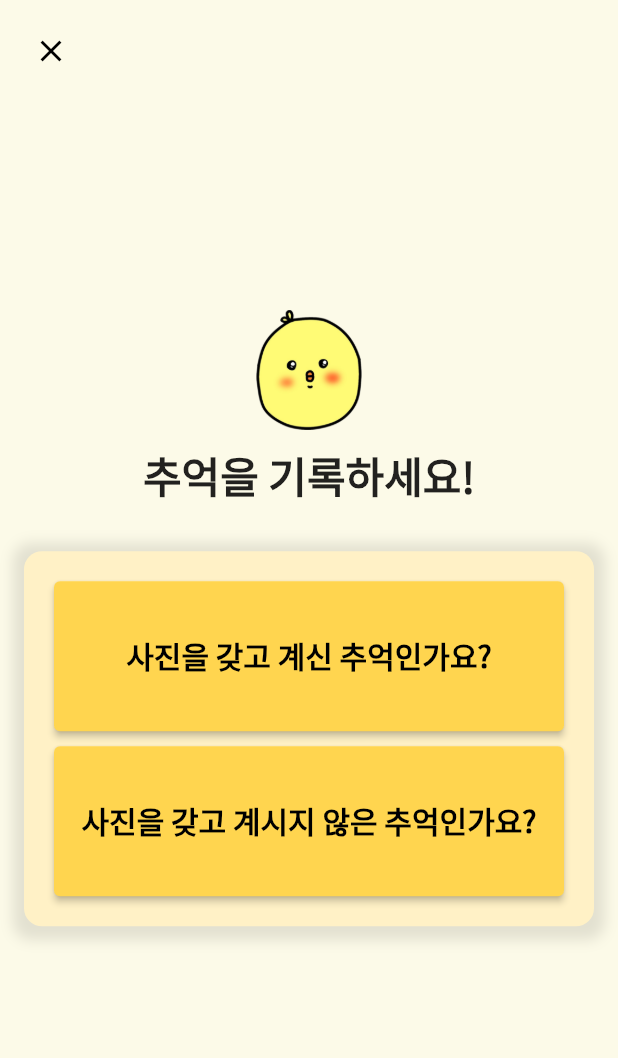
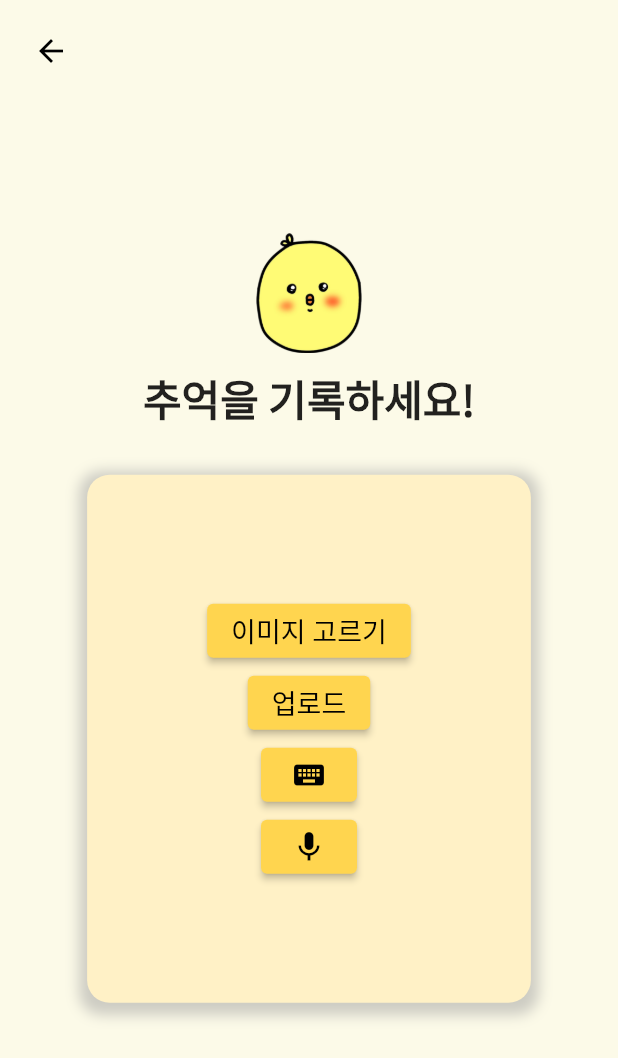
Before and after one commit to 6eom9eun/timeDam, a Flutter app: the WritePage screen opened directly, on a phone screen of 412 x 824 dp. Shown: the top 1058 px of the screen. Run offline on Flutter 3.47's test engine with Material 2 defaults, Android fonts, the light colour scheme and no system bars; our stand-ins replace cloud_firestore, dio, firebase_auth, firebase_core, firebase_storage, flutter_spinkit and 7 more; missing offline and left inert: background_fetch; accounts and stored records are empty; network calls fail; Roboto replaces fonts that are missing (Cafe).

Commit message:
생성된 추억 파이어베이스 업로드

```diff
--- a/lib/screens/CreatingPage.dart
+++ b/lib/screens/CreatingPage.dart
@@ -1,5 +1,5 @@
 import 'package:flutter/material.dart';
-import 'package:memo_re/utils//vars.dart';
+import 'package:memo_re/utils/vars.dart';
 import 'package:flutter_spinkit/flutter_spinkit.dart';
 
 class CreatingPage extends StatelessWidget {
@@ -15,8 +15,7 @@ class CreatingPage extends StatelessWidget {
           },
         ),
       ),
-
-      backgroundColor: Colors.yellow[50], // 배경색을 노란색으로 설정
+      backgroundColor: AppColors.backColor(),
       body: Center(
         child: Column(
           mainAxisAlignment: MainAxisAlignment.center,
@@ -39,12 +38,13 @@ class CreatingPage extends StatelessWidget {
               '소중한 추억의 발자국을 \n따라가는 중이에요',
               style: TextStyle(
                 fontFamily: 'CafeAir',
-                // fontWeight: FontWeight.bold,
                 fontSize: 18,
                 color: Color(0xff777777),
               ),
               textAlign: TextAlign.center,
             ),
+            // SizedBox(height: 20),
+            // Image.asset('assets/logo.png',width: 80, height: 80),
           ],
         ),
       ),
--- a/lib/screens/writePage.dart
+++ b/lib/screens/writePage.dart
@@ -37,8 +37,7 @@ class _WritePageState extends State<WritePage> {
   final picker = ImagePicker();
   final speech = SpeechToText();
   TextEditingController _textController = TextEditingController();
-  bool hasImage = false; // New state variable
-  bool showInputOptions = false;
+
 
   Future getText() async {
     showDialog(
@@ -144,10 +143,7 @@ class _WritePageState extends State<WritePage> {
 
   Future uploadFile() async {
     if (_image == null) return;
-    final fileName = _image!
-        .path
-        .split('/')
-        .last;
+    final fileName = _image!.path.split('/').last;
     final destination = 'images/$fileName';
 
     try {
@@ -163,8 +159,7 @@ class _WritePageState extends State<WritePage> {
       }
 
       // Firestore에 게시물 정보들을 먼저 저장하지만 postId는 아직 모릅니다.
-      DocumentReference postRef = await FirebaseFirestore.instance.collection(
-          'posts').add({
+      DocumentReference postRef = await FirebaseFirestore.instance.collection('posts').add({
         'imageUrl': url,
         'uid': uid,
         'text': _textController.text,
@@ -175,11 +170,8 @@ class _WritePageState extends State<WritePage> {
       String postId = postRef.id;
       await postRef.update({'postId': postId});
 
-      Provider
-          .of<PostProvider>(context, listen: false)
-          .imageUrl = url;
-      print(
-          'File uploaded to Firebase Storage and Firestore! URL: $url, UID: $uid, PostID: $postId');
+      Provider.of<PostProvider>(context, listen: false).imageUrl = url;
+      print('File uploaded to Firebase Storage and Firestore! URL: $url, UID: $uid, PostID: $postId');
     } catch (e) {
       print('uploadFile error: $e');
     }
@@ -194,7 +186,6 @@ class _WritePageState extends State<WritePage> {
         children: [
           Center(
             child: SingleChildScrollView(
-              padding: const EdgeInsets.all(16.0), // Padding for the scroll view
               child: Column(
                 mainAxisAlignment: MainAxisAlignment.center,
                 children: [
@@ -206,118 +197,65 @@ class _WritePageState extends State<WritePage> {
                   ),
                   SizedBox(height: 30),
                   Container(
-                    padding: const EdgeInsets.all(20.0),
+                    padding: EdgeInsets.all(80),
                     decoration: BoxDecoration(
                       color: AppColors.primaryColor1(),
-                      borderRadius: BorderRadius.circular(12),
+                      borderRadius: BorderRadius.circular(15),
                       boxShadow: [
                         BoxShadow(
-                          color: Colors.black.withOpacity(0.1),
-                          spreadRadius: 7,
+                          color: Colors.grey.withOpacity(0.5),
+                          spreadRadius: 5,
                           blurRadius: 7,
-                          offset: Offset(0, 2),
+                          offset: Offset(0, 3),
                         ),
                       ],
-
-                      // 그라데이션 코드
-                      // gradient: LinearGradient(
-                      //   begin: Alignment.topLeft,
-                      //   end: Alignment.bottomRight,
-                      //   colors: [
-                      //     AppColors.primaryColor1().withOpacity(0.8),
-                      //     AppColors.primaryColor(),
-                      //   ],
-                      // ),
-
                     ),
                     child: Column(
-                      mainAxisSize: MainAxisSize.min, // To make the container wrap its content
+                      mainAxisSize: MainAxisSize.min,
                       children: [
-                        if (!showInputOptions) ...[
+                        // Your widget for image uploading will be here
                         ElevatedButton(
-                            onPressed: () {
-                              setState(() {
-                                hasImage = true;
-                                showInputOptions = true;
-                              });
-                            },
-                            style: ElevatedButton.styleFrom(
-                              backgroundColor: AppColors.primaryColor(),
-                              fixedSize: Size(350, 100),
-                            ),
-                            child: Text(
-                              '사진을 갖고 계신 추억인가요?',
-                              style: TextStyle(
-                                color: Colors.black,
-                                fontWeight: FontWeight.bold,
-                                fontSize: 20,
-                              ),
-                            ),
-                          ),
-                          SizedBox(height: 10),
-                          ElevatedButton(
-                            onPressed: () {
-                              setState(() {
-                                hasImage = false;
-                                showInputOptions = true;
-                              });
-                            },
-                            style: ElevatedButton.styleFrom(
-                              backgroundColor: AppColors.primaryColor(),
-                              fixedSize: Size(350, 100),
-                            ),
-                            child: Text(
-                              '사진을 갖고 계시지 않은 추억인가요?',
-                              style: TextStyle(
-                                color: Colors.black,
-                                fontWeight: FontWeight.bold,
-                                fontSize: 20,
-                              ),
-                            ),
-                          ),
-                        ],
-                        if (showInputOptions) ...[
-                          if (hasImage) ...[
-                            ElevatedButton(
-                              onPressed: getImage,
+                          onPressed: getImage, // replace with your function
                           style: ElevatedButton.styleFrom(
                             backgroundColor: AppColors.primaryColor(),
                             foregroundColor: Colors.black,
                           ),
-                              child: Text('이미지 고르기'),
+                          child: Text('이미지 고르기',
+                            style: TextStyle(
+                              fontSize: 18,
+                              fontFamily: 'Cafe',
                             ),
-                            SizedBox(height: 20),
-                          ],
+                          ),
+                        ),
                         ElevatedButton(
-                            onPressed: getText,
+                          onPressed: uploadFile, // replace with your function
+                          style: ElevatedButton.styleFrom(
+                            backgroundColor: AppColors.primaryColor(),
+                            foregroundColor: Colors.black,
+                          ),
+                          child: Text('업로드',
+                            style: TextStyle(
+                              fontSize: 18,
+                              fontFamily: 'Cafe',
+                            ),
+                          ),
+                        ),
+                        ElevatedButton(
+                          onPressed: getText, // replace with your function
                           style: ElevatedButton.styleFrom(
                             backgroundColor: AppColors.primaryColor(),
                             foregroundColor: Colors.black,
                           ),
                           child: Icon(Icons.keyboard),
                         ),
-                          SizedBox(height: 20),
                         ElevatedButton(
-                            onPressed: startListening,
+                          onPressed: startListening, // replace with your function
                           style: ElevatedButton.styleFrom(
                             backgroundColor: AppColors.primaryColor(),
                             foregroundColor: Colors.black,
                           ),
                           child: Icon(Icons.mic),
                         ),
-                          SizedBox(height: 20),
-                          // Confirmation button
-                          ElevatedButton(
-                            onPressed: () {
-                              // Add your confirmation logic here
-                            },
-                            style: ElevatedButton.styleFrom(
-                              backgroundColor: AppColors.primaryColor(),
-                              foregroundColor: Colors.black,
-                            ),
-                            child: Text('확인'),
-                          ),
-                        ],
                       ],
                     ),
                   ),
@@ -325,12 +263,13 @@ class _WritePageState extends State<WritePage> {
               ),
             ),
           ),
+          // 뒤로가기
           Positioned(
             top: 10,
             left: 10,
             child: SafeArea(
               child: IconButton(
-                icon: Icon(Icons.close, color: Colors.black),
+                icon: Icon(Icons.arrow_back, color: Colors.black),
                 onPressed: () => Navigator.of(context).pop(),
               ),
             ),
```
Also changed, not shown: lib/screens/DisplayMemoryPage.dart (+38 -2 lines). Lines whose indentation alone changed are shown as unchanged.
